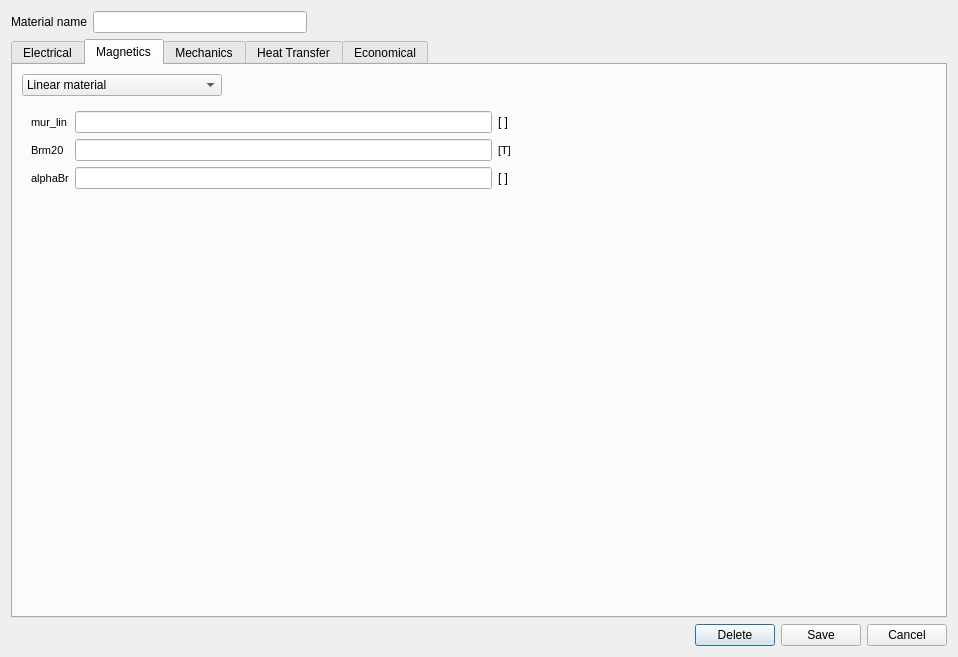
This is pyleecan/GUI/Dialog/DMatLib/DMatSetup/DMatSetup.ui in Eomys/pyleecan as Qt 5 draws it before an edit. The edited form follows.
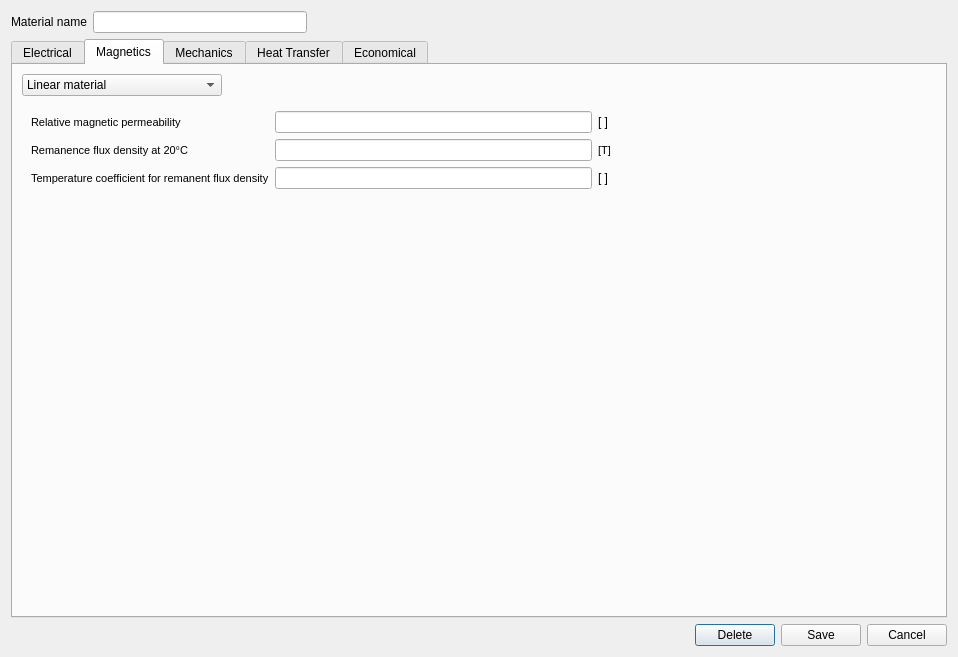
This is the edited form. The open tabs and pages were chosen to show the change. Icons and pictures are not drawn. Custom widgets are drawn as their Qt base class.

```diff
--- a/pyleecan/GUI/Dialog/DMatLib/DMatSetup/DMatSetup.ui
+++ b/pyleecan/GUI/Dialog/DMatLib/DMatSetup/DMatSetup.ui
@@ -251,7 +251,7 @@
                 </font>
                </property>
                <property name="text">
-                <string>alphaBr</string>
+                <string>Temperature coefficient for remanent flux density</string>
                </property>
               </widget>
              </item>
@@ -265,7 +265,7 @@
                 </font>
                </property>
                <property name="text">
-                <string>mur_lin</string>
+                <string>Relative magnetic permeability</string>
                </property>
               </widget>
              </item>
@@ -318,7 +318,7 @@
                 </font>
                </property>
                <property name="text">
-                <string>Brm20</string>
+                <string>Remanence flux density at 20°C</string>
                </property>
               </widget>
              </item>
```
Left out of the diff: 2 changed lines with no effect on the pictures.
